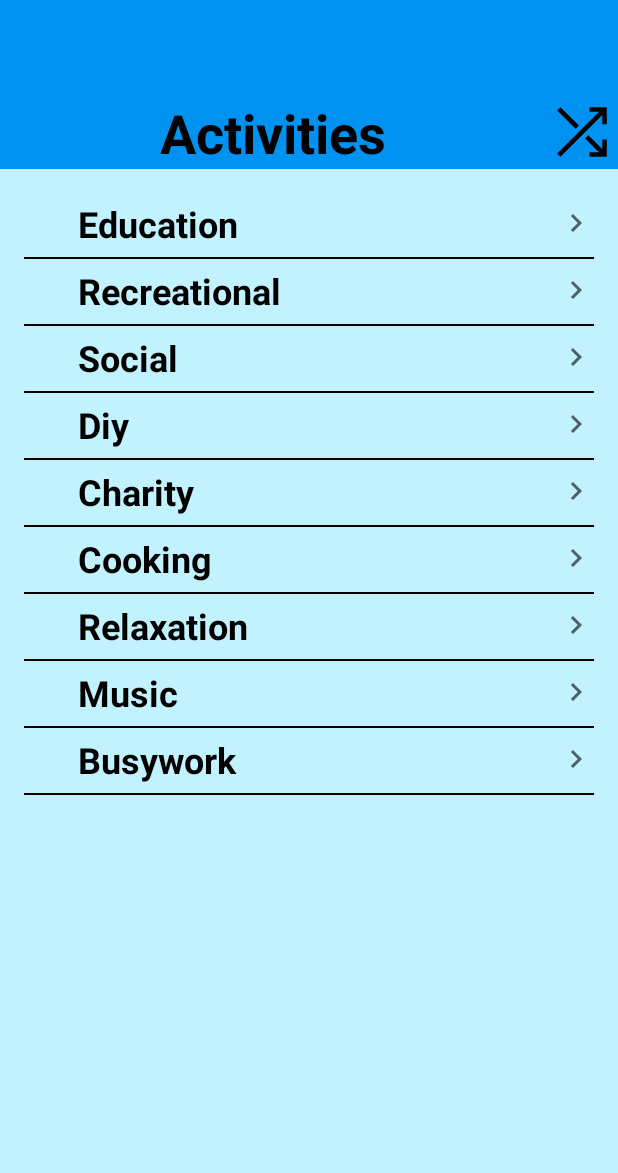
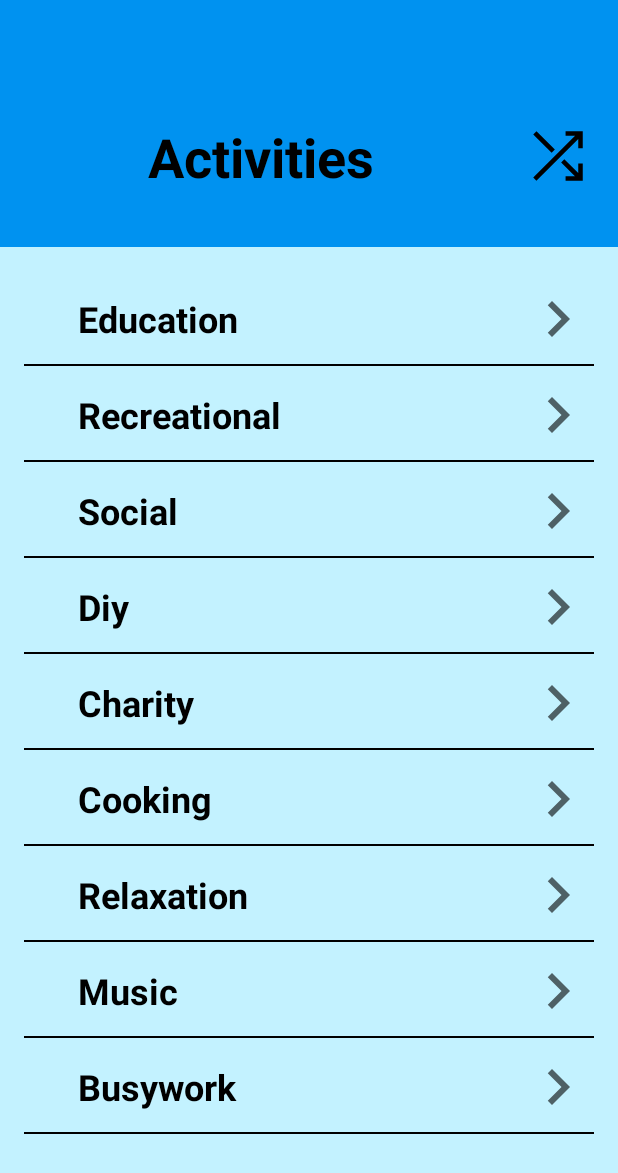
Before and after one commit to fjsalcedo22/Meli_Integrador2, an Android app: the Activities screen opened directly, with no data from a screen before it, on a phone screen of 412 x 824 dp. Shown: the top 1173 px of the screen. Run offline under Robolectric (Android 15) with nearby library versions, the phone set to English and light mode, and no system bars.

Commit message:
fit design Screen Activities

```diff
--- a/app/src/main/res/drawable/arrow.xml
+++ b/app/src/main/res/drawable/arrow.xml
@@ -1,7 +1,7 @@
 <?xml version="1.0" encoding="utf-8"?>
 <vector xmlns:android="http://schemas.android.com/apk/res/android"
-    android:width="24dp"
-    android:height="24dp"
+    android:width="48dp"
+    android:height="48dp"
     android:viewportWidth="24"
     android:viewportHeight="24"
     android:tint="?attr/colorControlNormal">
--- a/app/src/main/res/layout/activity_activities.xml
+++ b/app/src/main/res/layout/activity_activities.xml
@@ -9,10 +9,11 @@
     <LinearLayout
         android:id="@+id/linear"
         android:layout_width="match_parent"
-        android:layout_height="wrap_content"
+        android:layout_height="match_parent"
         android:background="@color/darkBlue"
         android:orientation="horizontal"
-        android:paddingTop="64dp"
+        android:paddingTop="80dp"
+        android:paddingEnd="16dp"
         app:layout_constraintEnd_toEndOf="parent"
         app:layout_constraintStart_toStartOf="parent"
         app:layout_constraintTop_toTopOf="parent">
@@ -35,16 +36,24 @@
 
     </LinearLayout>
 
+    <androidx.constraintlayout.widget.Guideline
+        android:id="@+id/guideline"
+        android:layout_width="wrap_content"
+        android:layout_height="wrap_content"
+        android:orientation="horizontal"
+        app:layout_constraintGuide_percent="0.2"
+        />
+
 
     <androidx.recyclerview.widget.RecyclerView
         android:id="@+id/recyclerActivities"
         android:layout_width="match_parent"
         android:layout_height="0dp"
+        android:background="@color/lightBlue"
         android:padding="16dp"
-        android:background="@color/lightBlue"
         app:layout_constraintBottom_toBottomOf="parent"
         app:layout_constraintEnd_toEndOf="parent"
         app:layout_constraintStart_toStartOf="parent"
-        app:layout_constraintTop_toBottomOf="@+id/linear" />
+        app:layout_constraintTop_toBottomOf="@+id/guideline" />
 
 </androidx.constraintlayout.widget.ConstraintLayout>
--- a/app/src/main/res/layout/adapter_activitites_item.xml
+++ b/app/src/main/res/layout/adapter_activitites_item.xml
@@ -3,18 +3,17 @@
     xmlns:tools="http://schemas.android.com/tools"
     android:layout_width="match_parent"
     android:orientation="vertical"
-    android:layout_height="wrap_content">
+    android:layout_height="64dp">
 
     <TextView
         android:id="@+id/textViewActivities"
         android:layout_width="match_parent"
-        android:layout_height="wrap_content"
-        android:layout_marginTop="4dp"
+        android:layout_height="match_parent"
         android:background="@drawable/line_text_view_adater_activities"
         android:drawableEnd="@drawable/arrow"
         android:paddingStart="36dp"
+        android:gravity="center_vertical"
         android:paddingEnd="0dp"
-        android:paddingBottom="8dp"
         android:textColor="@color/black"
         android:textSize="24sp"
         android:textStyle="bold"
```
